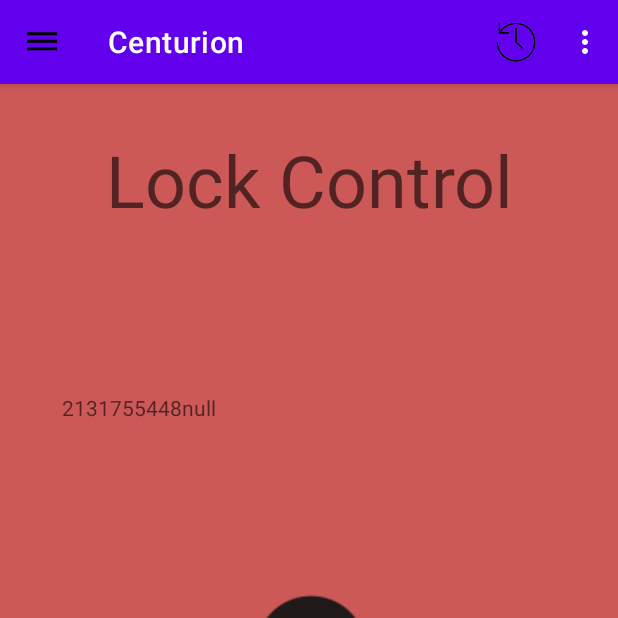
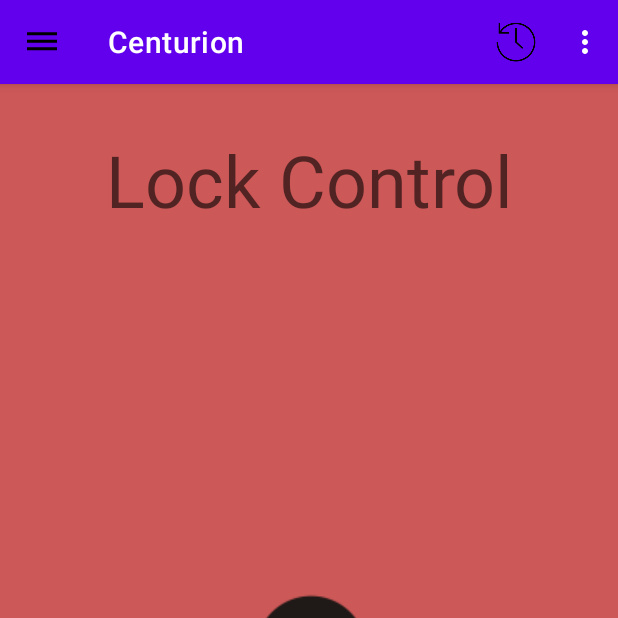
Before and after one commit to ZacharySymons-n01390593/Centurion, an Android app: the screen it shows after launch (MainActivity), in the side drawer, after a tap on "Lock", on a phone screen of 412 x 824 dp, the top half of it. Run offline under Robolectric (Android 15) with nearby library versions, the phone set to English and light mode, and no system bars; our stand-ins replace Firebase (no records; nobody signed in at launch, a user with empty details on screens opened directly); Roboto replaces fonts that are not available here; 3 statements that could not run were skipped.

Commit message:
changes on functionality of LockFrag.java

```diff
--- a/Centurion/src/main/java/home/control/centurion/Lock/LockFrag.java
+++ b/Centurion/src/main/java/home/control/centurion/Lock/LockFrag.java
@@ -76,7 +76,7 @@ private DatabaseReference databaseReference;
                     //update text fields for user.
                 output.setText(reading);
                 output2.setText(reading2);
-                output3.setText(R.string.greet + reading3);
+                output3.setText(reading3);
             }
 
             @Override
--- a/Centurion/src/main/res/layout/fragment_lock.xml
+++ b/Centurion/src/main/res/layout/fragment_lock.xml
@@ -31,7 +31,7 @@
         android:layout_width="236dp"
         android:layout_height="38dp"
 
-        android:text="@string/user_id"
+
         android:textAppearance="@style/TextAppearance.AppCompat.Display1"
         android:textSize="14sp"
         app:layout_constraintBottom_toBottomOf="parent"
@@ -45,7 +45,6 @@
         android:id="@+id/lockLogo"
         android:layout_width="330dp"
         android:layout_height="129dp"
-
         android:text="@string/lock_control"
         android:textAlignment="center"
         android:textAppearance="@style/TextAppearance.AppCompat.Display1"
@@ -61,8 +60,6 @@
         android:id="@+id/latestAccessLabel"
         android:layout_width="236dp"
         android:layout_height="38dp"
-
-        android:text="@string/user_id"
         android:textAppearance="@style/TextAppearance.AppCompat.Display1"
         android:textSize="14sp"
         app:layout_constraintBottom_toBottomOf="parent"
```
